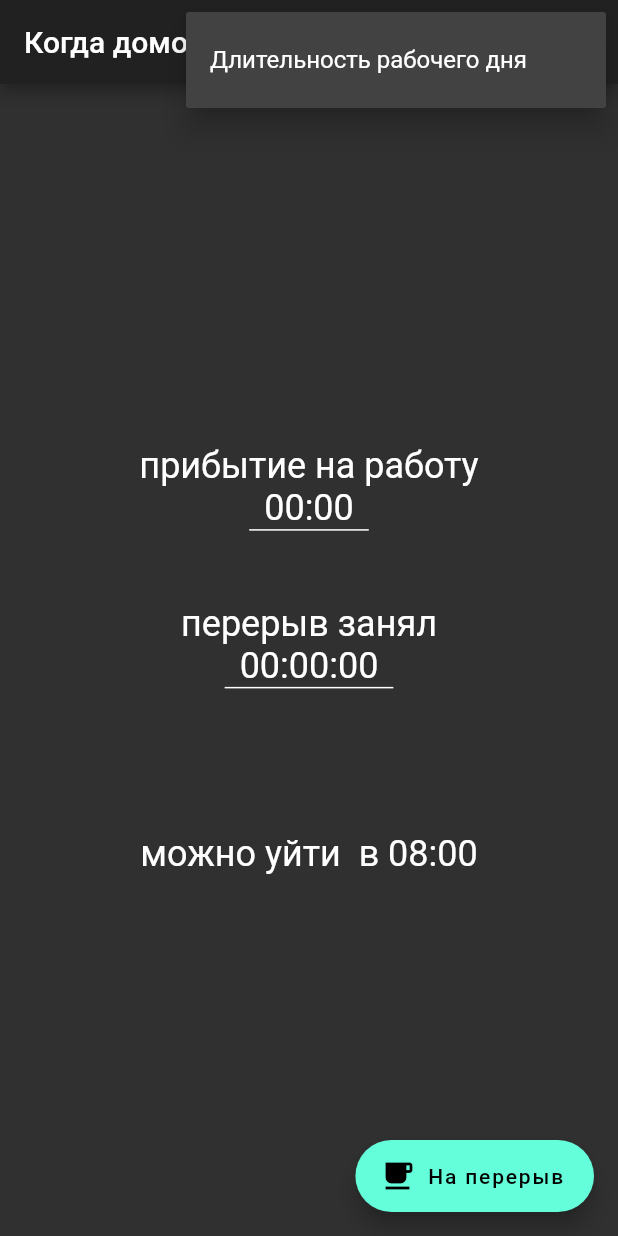
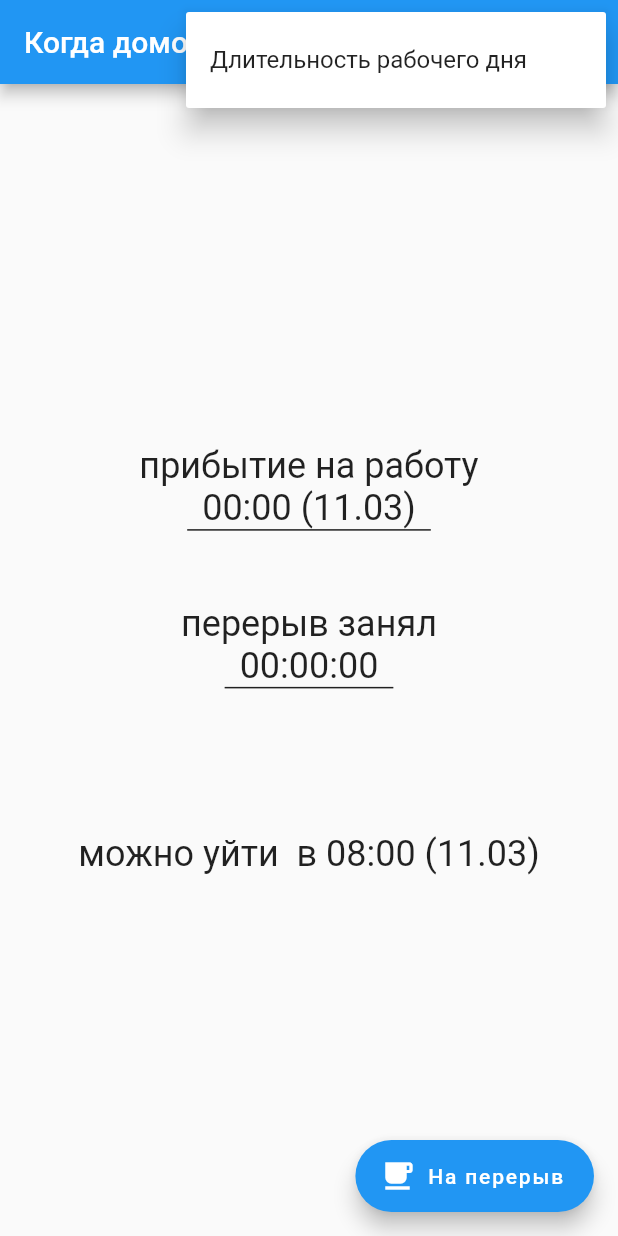
Before and after one commit to Mapkn3/when_home, a Flutter app: the screen it shows after launch, after a tap on the "more vert" icon, on a phone screen of 412 x 824 dp. Run offline on Flutter 3.47's test engine with Material 2 defaults, Android fonts, the phone set to English and light mode, and no system bars; our stand-ins replace get_it, shared_preferences.

Commit message:
Add custom function to display formatted DateTime string.

```diff
--- a/lib/main.dart
+++ b/lib/main.dart
@@ -23,9 +23,6 @@ class MyApp extends StatelessWidget {
     return MaterialApp(
       debugShowCheckedModeBanner: false,
       title: 'When home',
-      theme: ThemeData.light(),
-      darkTheme: ThemeData.dark(),
-      themeMode: ThemeMode.dark,
       home: TimesScreen(title: 'Когда домой?'),
     );
   }
@@ -194,7 +191,7 @@ class _TimesScreenState extends State<TimesScreen> {
               underlineWidget(context,
                 child: GestureDetector(
                   child: Text(
-                    formatDateTime(context, timesheet.arrivalTime),
+                    getShortTimeWithShortDateOfDateTime(timesheet.arrivalTime),
                   ),
                   onTap: () {
                     getTimeFromModalBottomSheet(context,
@@ -212,16 +209,17 @@ class _TimesScreenState extends State<TimesScreen> {
               ),
               Spacer(),
               Text('перерыв занял'),
-              underlineWidget(context,
+              underlineWidget(
+                context,
                 child: GestureDetector(
                   child:
-                  Text(formatFullDuration(timesheet.getTotalLunchTime())),
+                      Text(formatFullDuration(timesheet.getTotalLunchTime())),
                   onLongPress: showLunchTimesList,
                 ),
               ),
               Spacer(flex: 2),
               Text(
-                  'можно уйти ${dayOverflow > 0 ? '${'после' * (dayOverflow - 1)}завтра' : ''} в ${formatDateTime(context, departureDateTime)}'),
+                  'можно уйти ${dayOverflow > 0 ? '${'после' * (dayOverflow - 1)}завтра' : ''} в ${getShortTimeWithShortDateOfDateTime(departureDateTime)}'),
               Spacer(flex: 5),
             ],
           ),
--- a/lib/util.dart
+++ b/lib/util.dart
@@ -4,27 +4,26 @@ import 'package:flutter/material.dart';
 double getQuarterOfScreen(BuildContext context) =>
     MediaQuery.of(context).copyWith().size.height / 4;
 
-String formatTimeOfDay(BuildContext context, TimeOfDay time) =>
-    MaterialLocalizations.of(context)
-        .formatTimeOfDay(time, alwaysUse24HourFormat: true);
+String getFullDateTime(DateTime date) =>
+    '${getDateOfDateTime(date)} ${getTimeOfDateTime(date)}';
 
-String formatDateTime(BuildContext context, DateTime date) =>
-    formatTimeOfDay(context, TimeOfDay.fromDateTime(date));
-
-String getFullDateTime(DateTime date) {
+String getDateOfDateTime(DateTime date) {
   String year = date.year.toString();
   String month = formatTwoDigitZeroPad(date.month);
   String day = formatTwoDigitZeroPad(date.day);
-  String hour = formatTwoDigitZeroPad(date.hour);
-  String minute = formatTwoDigitZeroPad(date.minute);
-  String second = formatTwoDigitZeroPad(date.second);
-  return '$day.$month.$year $hour:$minute:$second';
+  return '$day.$month.$year';
 }
 
 String getShortDateOfDateTime(DateTime date) {
   String month = formatTwoDigitZeroPad(date.month);
   String day = formatTwoDigitZeroPad(date.day);
   return '$day.$month';
+}
+
+String getShortTimeOfDateTime(DateTime date) {
+  String hour = formatTwoDigitZeroPad(date.hour);
+  String minute = formatTwoDigitZeroPad(date.minute);
+  return '$hour:$minute';
 }
 
 String getTimeOfDateTime(DateTime date) {
@@ -36,6 +35,9 @@ String getTimeOfDateTime(DateTime date) {
 
 String getTimeWithShortDateOfDateTime(DateTime date) =>
     '${getTimeOfDateTime(date)} (${getShortDateOfDateTime(date)})';
+
+String getShortTimeWithShortDateOfDateTime(DateTime date) =>
+    '${getShortTimeOfDateTime(date)} (${getShortDateOfDateTime(date)})';
 
 String formatDuration(Duration duration) {
   int days = duration.inDays;
```
